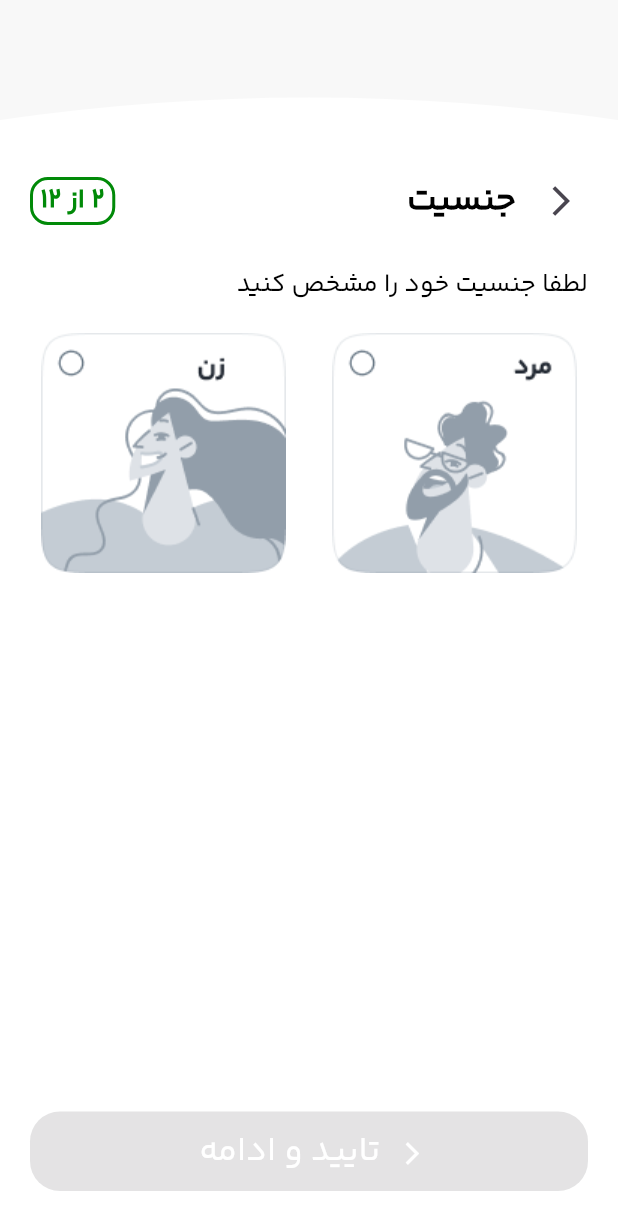
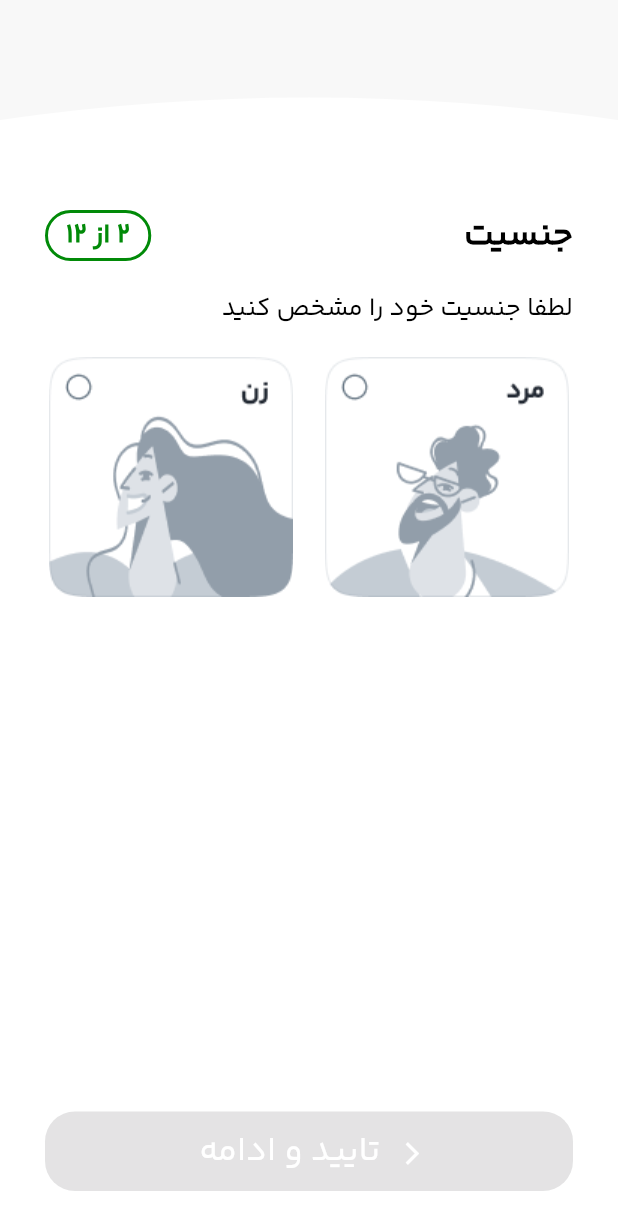
Before and after one commit to alikalatearabi/salemina-main-data-flutter, a Flutter app: the GenderPage screen opened directly, on a phone screen of 412 x 824 dp. Shown: the top 1230 px of the screen. Run offline on Flutter 3.47's test engine with Material 3 defaults, Android fonts, the phone set to English and light mode, and no system bars; our stand-ins replace shamsi_date; missing offline and left inert: barcode_scan2.

Commit message:
refactor GenderPage layout for improved padding and consistency

```diff
--- a/lib/screens/personal_info/gender_page.dart
+++ b/lib/screens/personal_info/gender_page.dart
@@ -31,7 +31,12 @@ class GenderPageState extends State<GenderPage> {
           child: Container(
             width: double.infinity,
             color: Colors.white,
-            padding: const EdgeInsets.symmetric(horizontal: 20, vertical: 30),
+            padding: const EdgeInsets.only(
+              left: 30,
+              right: 30,
+              top: 60,
+              bottom: 30,
+            ),
             child: Directionality(
               textDirection: TextDirection.rtl,
               child: Column(
@@ -168,13 +173,9 @@ class GenderPageState extends State<GenderPage> {
         mainAxisAlignment: MainAxisAlignment.spaceBetween,
         crossAxisAlignment: CrossAxisAlignment.center,
         children: [
-          Row(
+          const Row(
             children: [
-              IconButton(
-                icon: const Icon(Icons.arrow_back_ios),
-                onPressed: () {},
-              ),
-              const Text(
+              Text(
                 "جنسیت",
                 style: TextStyle(
                   color: Colors.black,
@@ -185,9 +186,9 @@ class GenderPageState extends State<GenderPage> {
             ],
           ),
           Container(
-            padding: const EdgeInsets.symmetric(horizontal: 5, vertical: 1),
+            padding: const EdgeInsets.symmetric(horizontal: 12, vertical: 2),
             decoration: BoxDecoration(
-              borderRadius: BorderRadius.circular(12),
+              borderRadius: BorderRadius.circular(18),
               border: Border.all(
                 color: const Color(0xFF018A08),
                 width: 2.0,
```
Also changed, not shown: assets/gender_woman.png.
